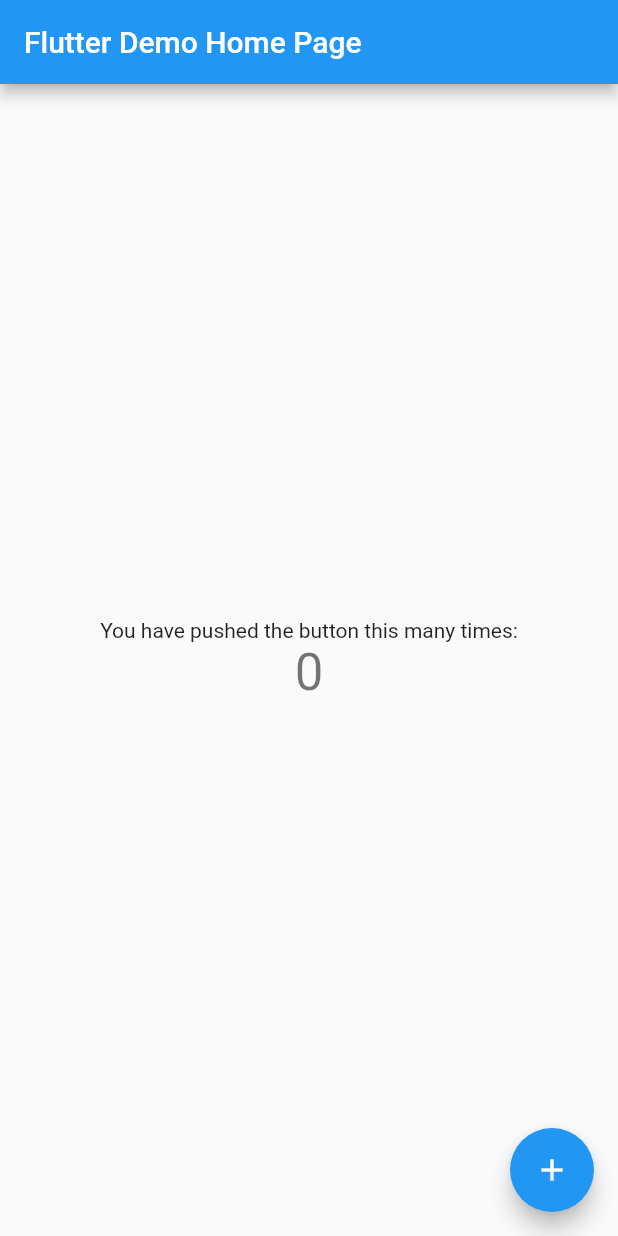
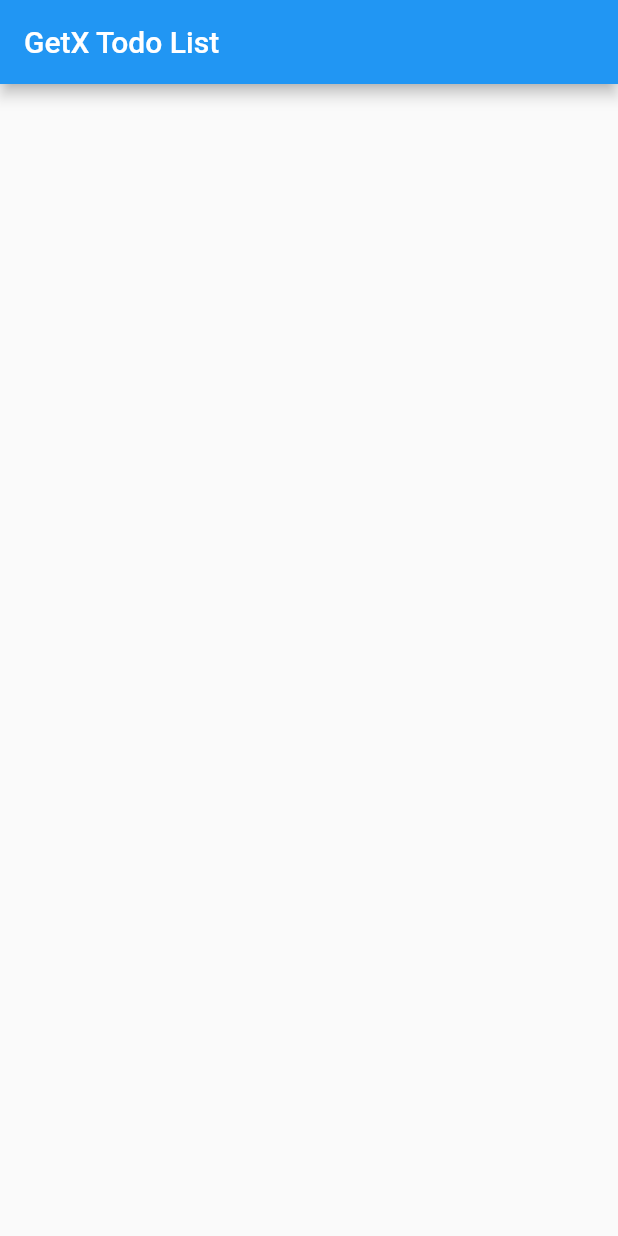
Before and after one commit to MHuzaifaKhan97/getx_todo_app, a Flutter app: the screen it shows after launch, on a phone screen of 412 x 824 dp. Run offline on Flutter 3.47's test engine with Material 2 defaults, Android fonts, the phone set to English and light mode, and no system bars; our stand-ins replace get.

Commit message:
Added Model, Controller, And TodoScreen

```diff
--- /dev/null
+++ b/lib/controllers/TodoController.dart
@@ -0,0 +1,8 @@
+import 'package:get/get.dart';
+import 'package:getx_todo_app/models/Todo.dart';
+
+class TodoController extends GetxController {
+  // RxList<Todo> todos;
+  // or
+  var todos = List<Todo>().obs;
+}
--- a/lib/main.dart
+++ b/lib/main.dart
@@ -1,117 +1,11 @@
 import 'package:flutter/material.dart';
+import 'package:get/get.dart';
+import 'package:getx_todo_app/screens/HomeScreen.dart';
+// import 'package:getx_todo_app/screens/TodoScreen.dart';
 
 void main() {
-  runApp(MyApp());
+  runApp(MaterialApp(
+    debugShowCheckedModeBanner: false,
+    home: HomeScreen(),
+  ));
 }
-
-class MyApp extends StatelessWidget {
-  // This widget is the root of your application.
-  @override
-  Widget build(BuildContext context) {
-    return MaterialApp(
-      title: 'Flutter Demo',
-      theme: ThemeData(
-        // This is the theme of your application.
-        //
-        // Try running your application with "flutter run". You'll see the
-        // application has a blue toolbar. Then, without quitting the app, try
-        // changing the primarySwatch below to Colors.green and then invoke
-        // "hot reload" (press "r" in the console where you ran "flutter run",
-        // or simply save your changes to "hot reload" in a Flutter IDE).
-        // Notice that the counter didn't reset back to zero; the application
-        // is not restarted.
-        primarySwatch: Colors.blue,
-        // This makes the visual density adapt to the platform that you run
-        // the app on. For desktop platforms, the controls will be smaller and
-        // closer together (more dense) than on mobile platforms.
-        visualDensity: VisualDensity.adaptivePlatformDensity,
-      ),
-      home: MyHomePage(title: 'Flutter Demo Home Page'),
-    );
-  }
-}
-
-class MyHomePage extends StatefulWidget {
-  MyHomePage({Key key, this.title}) : super(key: key);
-
-  // This widget is the home page of your application. It is stateful, meaning
-  // that it has a State object (defined below) that contains fields that affect
-  // how it looks.
-
-  // This class is the configuration for the state. It holds the values (in this
-  // case the title) provided by the parent (in this case the App widget) and
-  // used by the build method of the State. Fields in a Widget subclass are
-  // always marked "final".
-
-  final String title;
-
-  @override
-  _MyHomePageState createState() => _MyHomePageState();
-}
-
-class _MyHomePageState extends State<MyHomePage> {
-  int _counter = 0;
-
-  void _incrementCounter() {
-    setState(() {
-      // This call to setState tells the Flutter framework that something has
-      // changed in this State, which causes it to rerun the build method below
-      // so that the display can reflect the updated values. If we changed
-      // _counter without calling setState(), then the build method would not be
-      // called again, and so nothing would appear to happen.
-      _counter++;
-    });
-  }
-
-  @override
-  Widget build(BuildContext context) {
-    // This method is rerun every time setState is called, for instance as done
-    // by the _incrementCounter method above.
-    //
-    // The Flutter framework has been optimized to make rerunning build methods
-    // fast, so that you can just rebuild anything that needs updating rather
-    // than having to individually change instances of widgets.
-    return Scaffold(
-      appBar: AppBar(
-        // Here we take the value from the MyHomePage object that was created by
-        // the App.build method, and use it to set our appbar title.
-        title: Text(widget.title),
-      ),
-      body: Center(
-        // Center is a layout widget. It takes a single child and positions it
-        // in the middle of the parent.
-        child: Column(
-          // Column is also a layout widget. It takes a list of children and
-          // arranges them vertically. By default, it sizes itself to fit its
-          // children horizontally, and tries to be as tall as its parent.
-          //
-          // Invoke "debug painting" (press "p" in the console, choose the
-          // "Toggle Debug Paint" action from the Flutter Inspector in Android
-          // Studio, or the "Toggle Debug Paint" command in Visual Studio Code)
-          // to see the wireframe for each widget.
-          //
-          // Column has various properties to control how it sizes itself and
-          // how it positions its children. Here we use mainAxisAlignment to
-          // center the children vertically; the main axis here is the vertical
-          // axis because Columns are vertical (the cross axis would be
-          // horizontal).
-          mainAxisAlignment: MainAxisAlignment.center,
-          children: <Widget>[
-            Text(
-              'You have pushed the button this many times:',
-            ),
-            Text(
-              '$_counter',
-              style: Theme.of(context).textTheme.headline4,
-            ),
-          ],
-        ),
-      ),
-      floatingActionButton: FloatingActionButton(
-        onPressed: _incrementCounter,
-        tooltip: 'Increment',
-        child: Icon(Icons.add),
-      ), // This trailing comma makes auto-formatting nicer for build methods.
-    );
-  }
-}
--- /dev/null
+++ b/lib/models/Todo.dart
@@ -0,0 +1,6 @@
+class Todo {
+  String text;
+  bool done;
+
+  Todo({this.text, this.done});
+}
--- /dev/null
+++ b/lib/screens/HomeScreen.dart
@@ -0,0 +1,32 @@
+import 'package:flutter/material.dart';
+import 'package:get/get.dart';
+import 'package:getx_todo_app/controllers/TodoController.dart';
+
+class HomeScreen extends StatelessWidget {
+  @override
+  Widget build(BuildContext context) {
+    final TodoController todoController = Get.put(TodoController());
+    return Scaffold(
+      appBar: AppBar(title: Text('GetX Todo List')),
+      body: Container(
+        child: Obx(
+          () => ListView.separated(
+            itemBuilder: (context, index) => ListTile(
+              title: Text(
+                todoController.todos[index].text,
+                style: todoController.todos[index].done
+                    ? TextStyle(
+                        color: Colors.red,
+                        decoration: TextDecoration.lineThrough)
+                    : TextStyle(
+                        color: Theme.of(context).textTheme.bodyText1.color),
+              ),
+            ),
+            separatorBuilder: (_, __) => Divider(),
+            itemCount: todoController.todos.length,
+          ),
+        ),
+      ),
+    );
+  }
+}
--- a/pubspec.yaml
+++ b/pubspec.yaml
@@ -21,6 +21,7 @@ environment:
   sdk: ">=2.7.0 <3.0.0"
 
 dependencies:
+  get: 3.4.3
   flutter:
     sdk: flutter
 
```
Also changed, not shown: lib/screens/TodoScreen.dart (added, +48 -0 lines), pubspec.lock, 2 other files.
